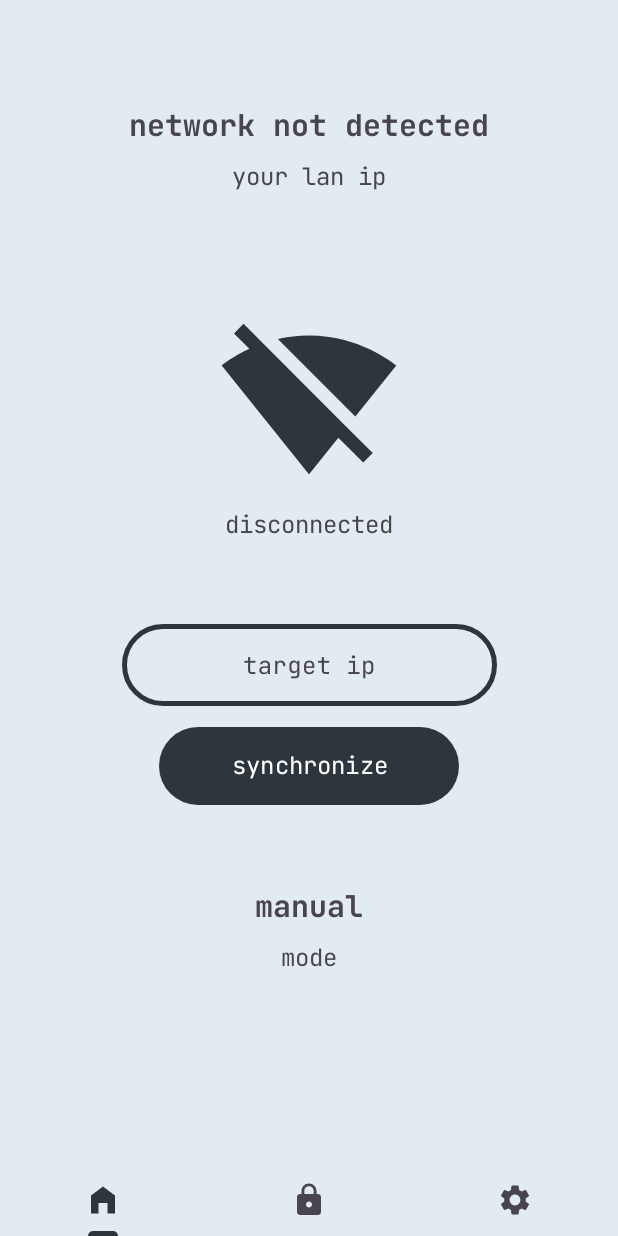
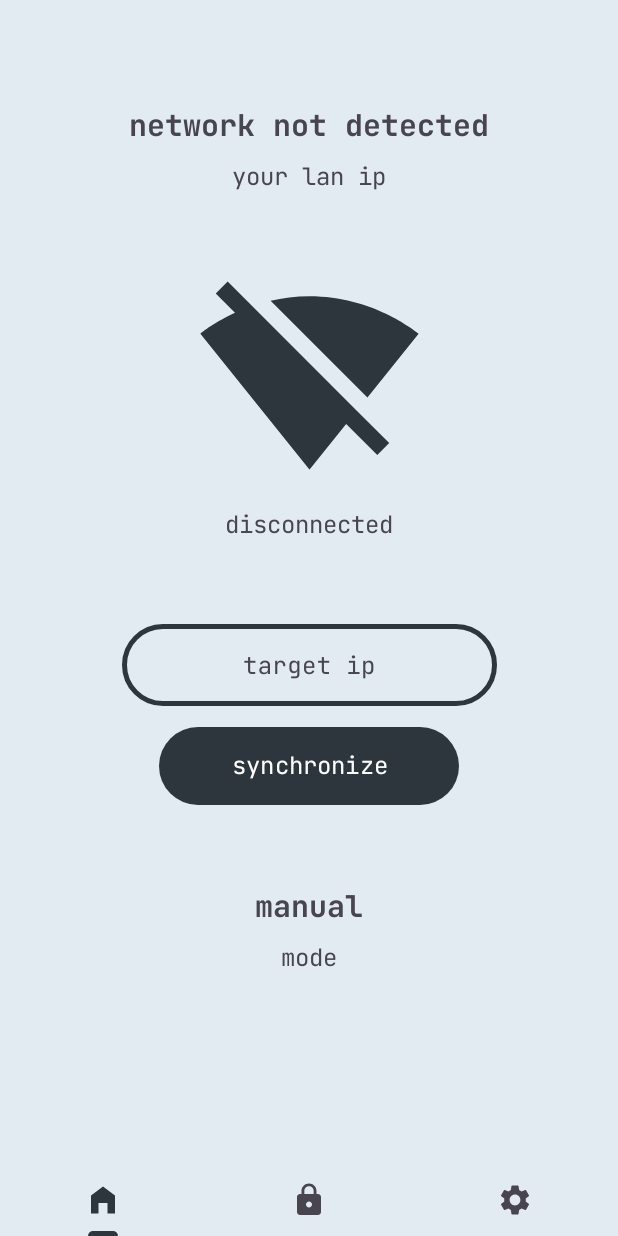
Before and after one commit to KaimDev/zClip-Android, an Android app: the screen it shows after launch (MainActivity), on a phone screen of 412 x 824 dp. Run offline under Robolectric (Android 15) with nearby library versions, the light colour scheme and no system bars; our stand-ins replace Dagger/Hilt's generated code.

Commit message:
Added a Icon for When The App is out of sync

```diff
--- a/app/src/main/java/com/example/zclip_android/fragments/HomeFragment.kt
+++ b/app/src/main/java/com/example/zclip_android/fragments/HomeFragment.kt
@@ -9,6 +9,7 @@ import com.example.zclip_android.databinding.FragmentHomeBinding
 import com.example.zclip_android.models.LocalIpModel
 import dagger.hilt.android.AndroidEntryPoint
 import javax.inject.Inject
+import com.example.zclip_android.R
 
 @AndroidEntryPoint
 class HomeFragment : Fragment()
@@ -25,8 +26,18 @@ class HomeFragment : Fragment()
     {
         binding = FragmentHomeBinding.inflate(inflater, container, false)
 
-        binding.tvLanIp.text = localIpModel.ip
+        setUpNetworkState()
 
         return binding.root
     }
+
+    private fun setUpNetworkState()
+    {
+        binding.tvLanIp.text = localIpModel.ip
+
+        if (!localIpModel.hasError)
+        {
+            binding.ivAppState.setImageResource(R.drawable.ic_sync_disabled)
+        }
+    }
 }
--- /dev/null
+++ b/app/src/main/res/drawable/ic_sync_disabled.xml
@@ -0,0 +1,5 @@
+<vector xmlns:android="http://schemas.android.com/apk/res/android" android:height="24dp" android:tint="#000000" android:viewportHeight="24" android:viewportWidth="24" android:width="24dp">
+
+    <path android:fillColor="@android:color/white" android:pathData="M10,6.35L10,4.26c-0.8,0.21 -1.55,0.54 -2.23,0.96l1.46,1.46c0.25,-0.12 0.5,-0.24 0.77,-0.33zM2.86,5.41l2.36,2.36C4.45,8.99 4,10.44 4,12c0,2.21 0.91,4.2 2.36,5.64L4,20h6v-6l-2.24,2.24C6.68,15.15 6,13.66 6,12c0,-1 0.25,-1.94 0.68,-2.77l8.08,8.08c-0.25,0.13 -0.5,0.25 -0.77,0.34v2.09c0.8,-0.21 1.55,-0.54 2.23,-0.96l2.36,2.36 1.27,-1.27L4.14,4.14 2.86,5.41zM20,4h-6v6l2.24,-2.24C17.32,8.85 18,10.34 18,12c0,1 -0.25,1.94 -0.68,2.77l1.46,1.46C19.55,15.01 20,13.56 20,12c0,-2.21 -0.91,-4.2 -2.36,-5.64L20,4z"/>
+
+</vector>
--- a/app/src/main/res/layout/fragment_home.xml
+++ b/app/src/main/res/layout/fragment_home.xml
@@ -30,9 +30,9 @@
     <!-- app state -->
     <ImageView
         android:id="@+id/iv_app_state"
-        android:layout_width="120dp"
-        android:layout_height="120dp"
-        android:layout_marginTop="80dp"
+        android:layout_width="150dp"
+        android:layout_height="150dp"
+        android:layout_marginTop="50dp"
         android:contentDescription="TODO"
         android:src="@drawable/ic_wifi_off"
         app:layout_constraintEnd_toEndOf="parent"
```
